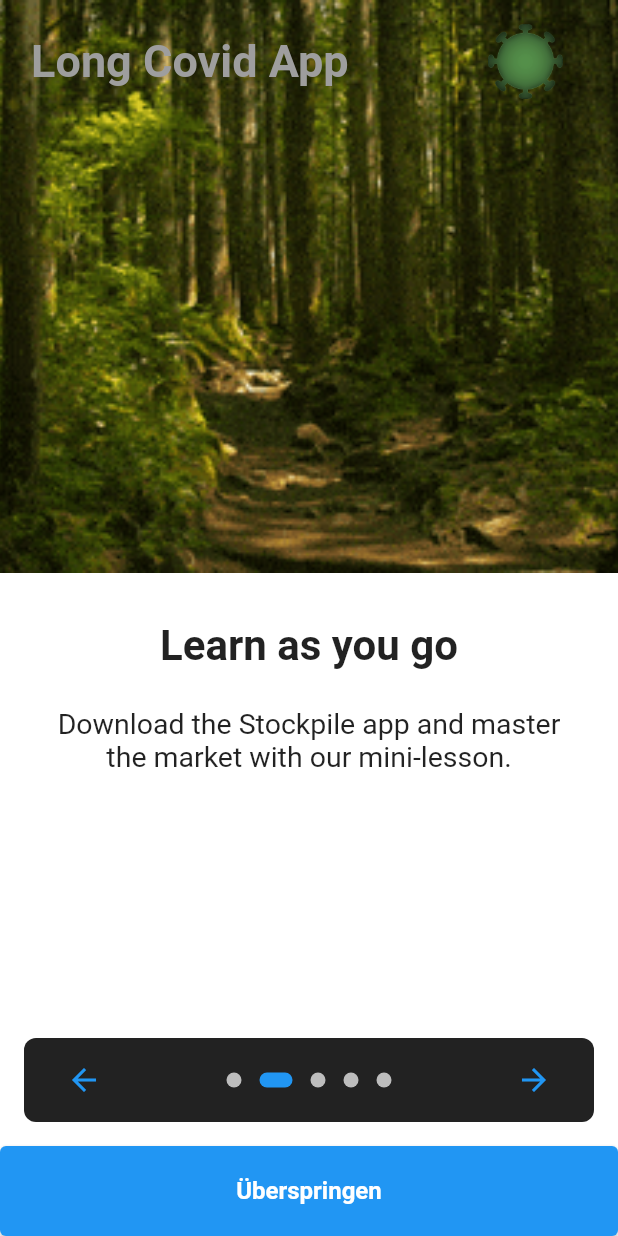
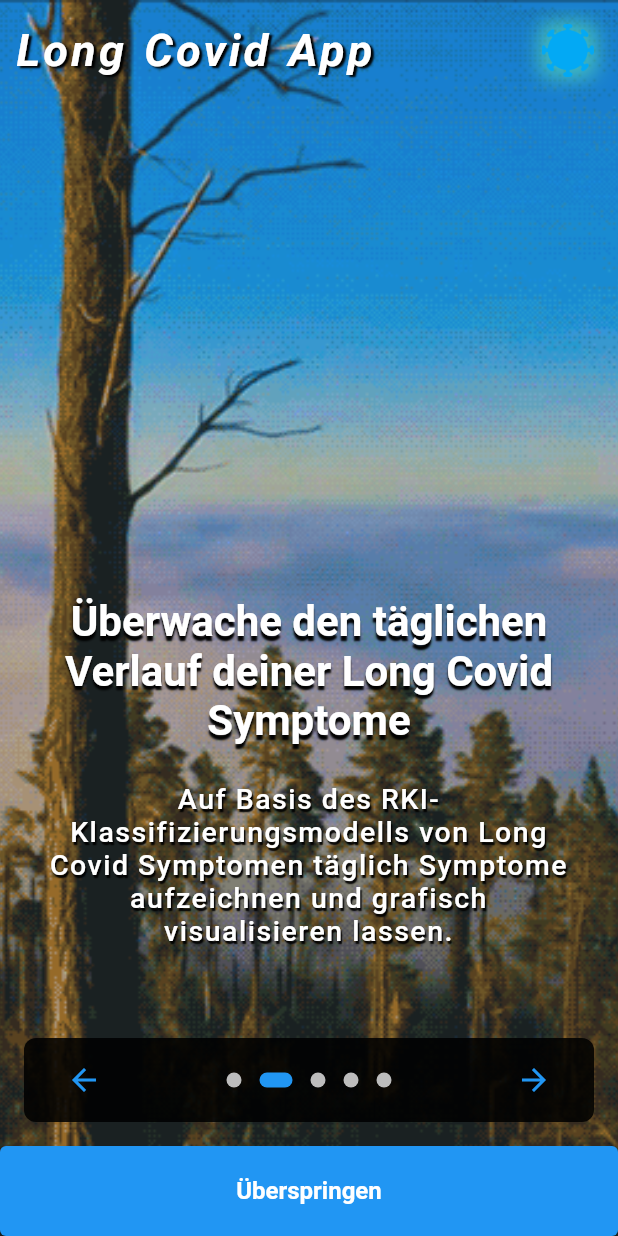
Before and after one commit to stenkjan/covidapp, a Flutter app: the screen it shows after launch, swiped to page 2, on a phone screen of 412 x 824 dp. Run offline on Flutter 3.47's test engine with Material 2 defaults, Android fonts, the phone set to English and light mode, and no system bars; drawn by our look-alikes of introduction_screen; our stand-ins replace camera, carousel_slider, charts_flutter, cloud_firestore, expandable, firebase_auth and 9 more; missing offline and left inert: draw_graph; accounts and stored records are empty.

Commit message:
fixed intro screen, now pic in high res, text and box editet, solved problem onIntroEnd _> T2Home

```diff
--- a/lib/covidapp/login/wrapper.dart
+++ b/lib/covidapp/login/wrapper.dart
@@ -1,3 +1,4 @@
+import 'package:covidapp/covidapp/content/calendar_content.dart';
 import 'package:covidapp/covidapp/login/sign_in/signin.dart';
 import 'package:covidapp/covidapp/models/user_models.dart';
 import 'package:covidapp/covidapp/services/auth_service.dart';
@@ -13,16 +14,16 @@ class Wrapper extends StatelessWidget {
   @override
   Widget build(BuildContext context) {
     final authService = Provider.of<AuthService>(context);
+    final calContent = Provider.of<CalendarContent>(context);
+    final uid = authService.id;
 
-    final uid = authService.id;
-    final List introList = [];
     return StreamBuilder<User?>(
       stream: authService.user,
       builder: (_, AsyncSnapshot<User?> snapshot) {
         if (snapshot.connectionState == ConnectionState.active) {
           final User? user = snapshot.data;
-          if (!introList.contains(uid)) {
-            introList.add(uid);
+          if (!calContent.introList.contains(uid)) {
+            calContent.introList.add(uid);
             return OnBoardingPage();
           } else {
             return user == null ? const SignInScreen() : const T2Home();
--- a/lib/intro_screen.dart
+++ b/lib/intro_screen.dart
@@ -4,6 +4,7 @@ import 'package:flutter/material.dart';
 import 'package:introduction_screen/introduction_screen.dart';
 
 import 'covidapp/login/wrapper.dart';
+import 'home.dart';
 
 class OnBoardingPage extends StatefulWidget {
   @override
@@ -43,13 +44,30 @@ class _OnBoardingPageState extends State<OnBoardingPage> {
 
   @override
   Widget build(BuildContext context) {
-    const bodyStyle = TextStyle(fontSize: 19.0);
+    const bodyStyle = TextStyle(
+      fontSize: 19.0,
+      fontWeight: FontWeight.w500,
+      color: Colors.white,
+      letterSpacing: 1.0,
+      shadows: <Shadow>[
+        Shadow(color: Colors.black, offset: Offset(1, 2), blurRadius: 0.5),
+        Shadow(color: Colors.black12, offset: Offset(1, 2), blurRadius: 1.0),
+      ],
+    );
 
     const pageDecoration = PageDecoration(
-      titleTextStyle: TextStyle(fontSize: 28.0, fontWeight: FontWeight.w700),
+      titleTextStyle: TextStyle(
+        fontSize: 28.0,
+        fontWeight: FontWeight.w700,
+        color: Colors.white,
+        shadows: <Shadow>[
+          Shadow(color: Colors.black, offset: Offset(0, 3), blurRadius: 1.0),
+          Shadow(color: Colors.black12, offset: Offset(0, 3), blurRadius: 2.0),
+        ],
+      ),
       bodyTextStyle: bodyStyle,
       bodyPadding: EdgeInsets.fromLTRB(16.0, 0.0, 16.0, 16.0),
-      pageColor: Colors.white,
+      pageColor: Color.fromARGB(50, 123, 148, 160),
       imagePadding: EdgeInsets.zero,
     );
 
@@ -62,20 +80,58 @@ class _OnBoardingPageState extends State<OnBoardingPage> {
           child: Padding(
               padding: const EdgeInsets.only(top: 16, right: 16),
               child: Row(
-                mainAxisAlignment: MainAxisAlignment.spaceAround,
+                mainAxisAlignment: MainAxisAlignment.spaceBetween,
                 children: [
-                  const Text(
-                    'Long Covid App',
-                    style: TextStyle(
+                  const Padding(
+                    padding: EdgeInsets.only(left: 10.0),
+                    child: Text(
+                      'Long Covid App',
+                      style: TextStyle(
                         fontSize: 30,
                         fontWeight: FontWeight.bold,
-                        color: Colors.grey),
+                        fontStyle: FontStyle.italic,
+                        letterSpacing: 2.0,
+                        wordSpacing: 2.0,
+                        color: Colors.white,
+                        shadows: <Shadow>[
+                          Shadow(
+                              color: Colors.black,
+                              offset: Offset(2, 1),
+                              blurRadius: 1.0),
+                          Shadow(
+                              color: Colors.black12,
+                              offset: Offset(2, 1),
+                              blurRadius: 2.0),
+                        ],
+                      ),
+                    ),
                   ),
                   const SizedBox(width: 10),
-                  Image.asset(
-                    'images/long_covid_logo.png',
-                    height: 50,
-                    width: 50,
+                  Container(
+                    margin: EdgeInsets.zero,
+                    decoration: BoxDecoration(
+                      color: Colors.transparent,
+                      borderRadius: const BorderRadius.only(
+                          topLeft: Radius.circular(10),
+                          topRight: Radius.circular(10),
+                          bottomLeft: Radius.circular(10),
+                          bottomRight: Radius.circular(10)),
+                      boxShadow: [
+                        BoxShadow(
+                          color: Colors.greenAccent.withOpacity(0.5),
+                          spreadRadius: 2,
+                          blurRadius: 10,
+                          offset:
+                              const Offset(0, 0), // changes position of shadow
+                        ),
+                      ],
+                    ),
+                    child: Image.asset(
+                      'images/long_covid_logo.png',
+                      height: 35,
+                      width: 35,
+                      color: const Color.fromRGBO(3, 169, 244, 1),
+                    ),
                   ),
                 ],
               )),
@@ -95,34 +151,43 @@ class _OnBoardingPageState extends State<OnBoardingPage> {
       pages: [
         PageViewModel(
           title: "Willkommen",
-          body: "Ihr Symptomtracker bei Verdacht auf Long Covid",
-          image: _buildImage("images/forest_foggy_above.jpeg"),
+          body:
+              "Einführung in die Long Covid App, Symptomtracking bei Verdacht auf Langzeitfolgen von Long Covid.",
+          image: _buildImage("images/forest_foggy_above.png"),
 
           // ontop foggy forest avif
 
           decoration: pageDecoration.copyWith(
-            contentMargin: const EdgeInsets.symmetric(horizontal: 16),
+            contentMargin:
+                const EdgeInsets.only(top: 30, left: 10, right: 10, bottom: 10),
             fullScreen: true,
             bodyFlex: 2,
             imageFlex: 3,
           ),
         ),
         PageViewModel(
-          title: "Learn as you go",
+          title: "Überwache den täglichen Verlauf deiner Long Covid Symptome",
           body:
-              "Download the Stockpile app and master the market with our mini-lesson.",
+              "Auf Basis des RKI-Klassifizierungsmodells von Long Covid Symptomen täglich Symptome aufzeichnen und grafisch visualisieren lassen.",
           image: _buildImage("images/inside_forest.gif"), // inside forest gif
-          decoration: pageDecoration,
+          decoration: pageDecoration.copyWith(
+            contentMargin:
+                const EdgeInsets.only(top: 0, left: 10, right: 10, bottom: 10),
+            fullScreen: true,
+            bodyFlex: 3,
+            imageFlex: 3,
+          ),
         ),
         PageViewModel(
-          title: "Kids and teens",
+          title: "Pulsschlag und Atemfrequenz",
           body:
-              "Kids and teens can track their stocks 24/7 and place trades that you approve.",
+              "Mittels integriertem Kamera-Tool den Pulsschlag messen und mittels individuell einstellbarer Atemübung tägliche Fortschritte überwachen.",
           image: _buildImage(
-              "images/ontop_forest_river.gif"), // ontop forest river gif
+              "images/car_mountain_drive.gif"), // ontop forest river gif
 
           decoration: pageDecoration.copyWith(
-            contentMargin: const EdgeInsets.symmetric(horizontal: 16),
+            contentMargin:
+                const EdgeInsets.only(top: 0, left: 10, right: 10, bottom: 30),
             fullScreen: true,
             bodyFlex: 2,
             imageFlex: 3,
@@ -141,9 +206,11 @@ class _OnBoardingPageState extends State<OnBoardingPage> {
           ),
         ), */
         PageViewModel(
-          title: "Another title page",
-          body: "Another beautiful body text for this example onboarding",
-          image: _buildImage("images/sunset.gif"), // inside forest gif
+          title: "Übersicht",
+          body:
+              "Durch die neuesten Informationen rund um Long Covid die Genesung unterstützen. Treten Sie bei Fragen jederzeit mit uns in Kontakt.",
+          image:
+              _buildImage("images/ontop_forest_river.gif"), // inside forest gif
           // sunset gif
           footer: ElevatedButton(
             onPressed: () {
@@ -156,37 +223,34 @@ class _OnBoardingPageState extends State<OnBoardingPage> {
               ),
             ),
             child: const Text(
-              'FooButton',
+              'Kontakt',
               style: TextStyle(color: Colors.white),
             ),
           ),
           decoration: pageDecoration.copyWith(
-            contentMargin: const EdgeInsets.symmetric(horizontal: 16),
+            contentMargin:
+                const EdgeInsets.only(top: 0, left: 10, right: 10, bottom: 30),
             fullScreen: true,
-            bodyFlex: 2,
+            bodyFlex: 3,
             imageFlex: 3,
           ),
         ),
         PageViewModel(
-          title: "Title of last page - reversed",
-          bodyWidget: Row(
-            mainAxisAlignment: MainAxisAlignment.center,
-            children: const [
-              Text("Click on ", style: bodyStyle),
-              Icon(Icons.edit),
-              Text(" to edit a post", style: bodyStyle),
-            ],
-          ),
+          title: "Der Krankheit einen Schritt voraus",
+          body:
+              "Selbstständig auf den Weg der Besserung: Durch täglische Interaktionen im Gesesungsprozess involviert sein. Entwickeln Sie ein gesamtheitliches Verständnis über Ihre Symptome im Laufe eines Monats. ",
+
           decoration: pageDecoration.copyWith(
-            contentMargin: const EdgeInsets.symmetric(horizontal: 16),
+            contentMargin:
+                const EdgeInsets.only(top: 0, left: 10, right: 10, bottom: 30),
             fullScreen: true,
-            bodyFlex: 2,
+            bodyFlex: 3,
             imageFlex: 3,
           ),
           image: _buildImage("images/star_walk.gif"), // inside forest gif
           //man walk on stars gif,
 
-          reverse: true,
+          reverse: false,
         ),
       ],
       onDone: () => _onIntroEnd(context),
```
Also changed, not shown: images/forest_foggy_above.png (added), images/inside_forest.gif, 4 other files.
